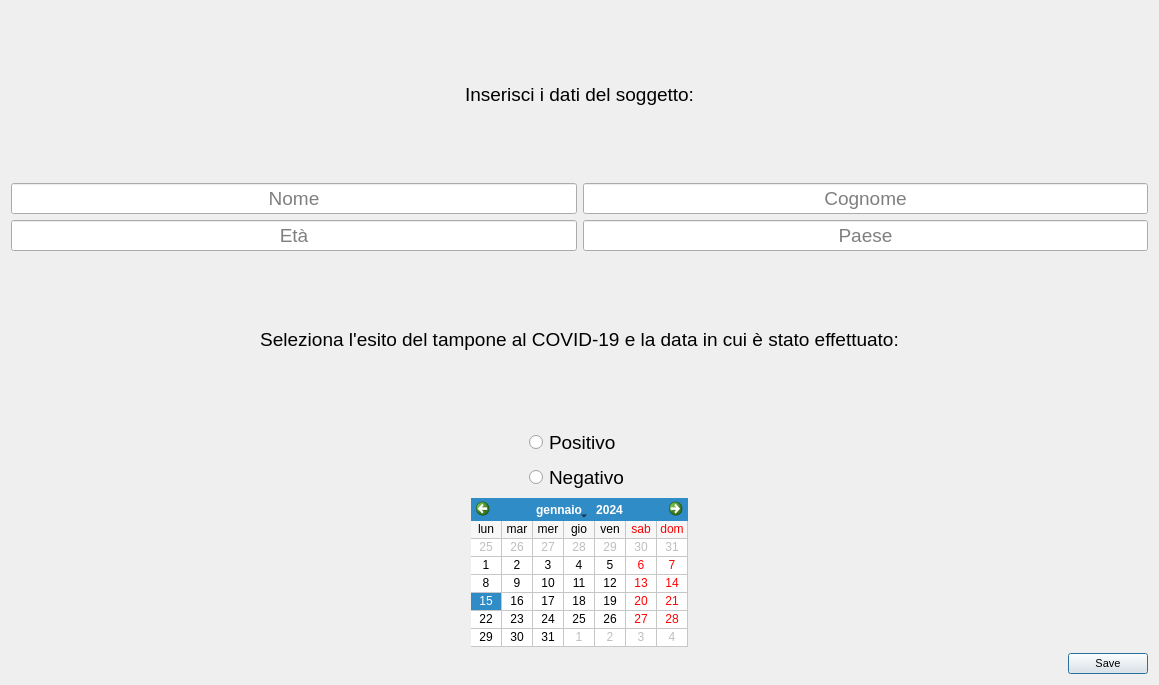
Qt form c++/02_menu_refactoring/menu_project/inserisci.ui (alessan10/c19-1) before a commit.
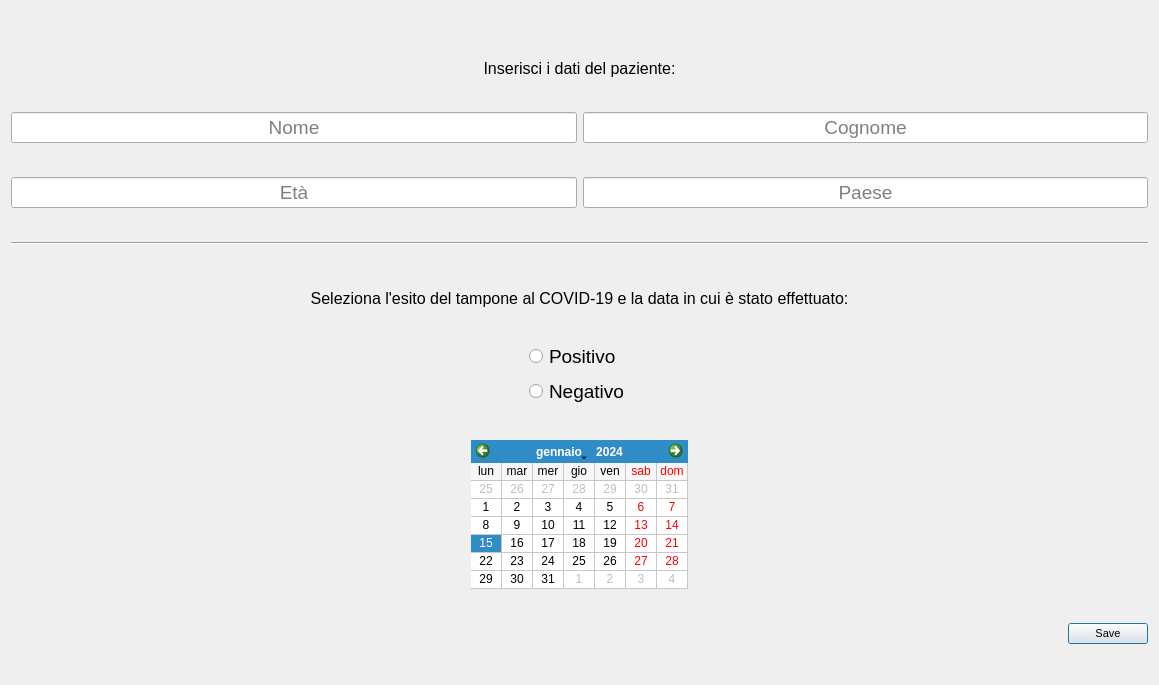
The same form after that commit.

Commit message: [C++] qlist widget substitued by qtablewidget in visualizza db e ricerca (ricerca to be fixed)

```diff
--- a/c++/02_menu_refactoring/menu_project/inserisci.ui
+++ b/c++/02_menu_refactoring/menu_project/inserisci.ui
@@ -26,21 +26,37 @@
    <string>Dialog</string>
   </property>
   <layout class="QVBoxLayout" name="verticalLayout">
+   <item>
+    <spacer name="verticalSpacer">
+     <property name="orientation">
+      <enum>Qt::Vertical</enum>
+     </property>
+     <property name="sizeType">
+      <enum>QSizePolicy::Fixed</enum>
+     </property>
+     <property name="sizeHint" stdset="0">
+      <size>
+       <width>20</width>
+       <height>20</height>
+      </size>
+     </property>
+    </spacer>
+   </item>
    <item>
     <widget class="QLabel" name="label">
      <property name="sizePolicy">
-      <sizepolicy hsizetype="Preferred" vsizetype="Preferred">
+      <sizepolicy hsizetype="Preferred" vsizetype="Fixed">
        <horstretch>0</horstretch>
        <verstretch>0</verstretch>
       </sizepolicy>
      </property>
      <property name="font">
       <font>
-       <pointsize>14</pointsize>
+       <pointsize>12</pointsize>
       </font>
      </property>
      <property name="text">
-      <string>Inserisci i dati del soggetto:</string>
+      <string>Inserisci i dati del paziente:</string>
      </property>
      <property name="alignment">
       <set>Qt::AlignCenter</set>
@@ -124,11 +140,40 @@
      </item>
     </layout>
    </item>
+   <item>
+    <widget class="Line" name="line">
+     <property name="orientation">
+      <enum>Qt::Horizontal</enum>
+     </property>
+    </widget>
+   </item>
+   <item>
+    <spacer name="verticalSpacer_2">
+     <property name="orientation">
+      <enum>Qt::Vertical</enum>
+     </property>
+     <property name="sizeType">
+      <enum>QSizePolicy::Fixed</enum>
+     </property>
+     <property name="sizeHint" stdset="0">
+      <size>
+       <width>20</width>
+       <height>10</height>
+      </size>
+     </property>
+    </spacer>
+   </item>
    <item>
     <widget class="QLabel" name="label_2">
+     <property name="sizePolicy">
+      <sizepolicy hsizetype="Preferred" vsizetype="Fixed">
+       <horstretch>0</horstretch>
+       <verstretch>0</verstretch>
+      </sizepolicy>
+     </property>
      <property name="font">
       <font>
-       <pointsize>14</pointsize>
+       <pointsize>12</pointsize>
       </font>
      </property>
      <property name="text">
```
Left out of the diff: 3 changed lines with no effect on the pictures. The commit also changes 7 other files.
